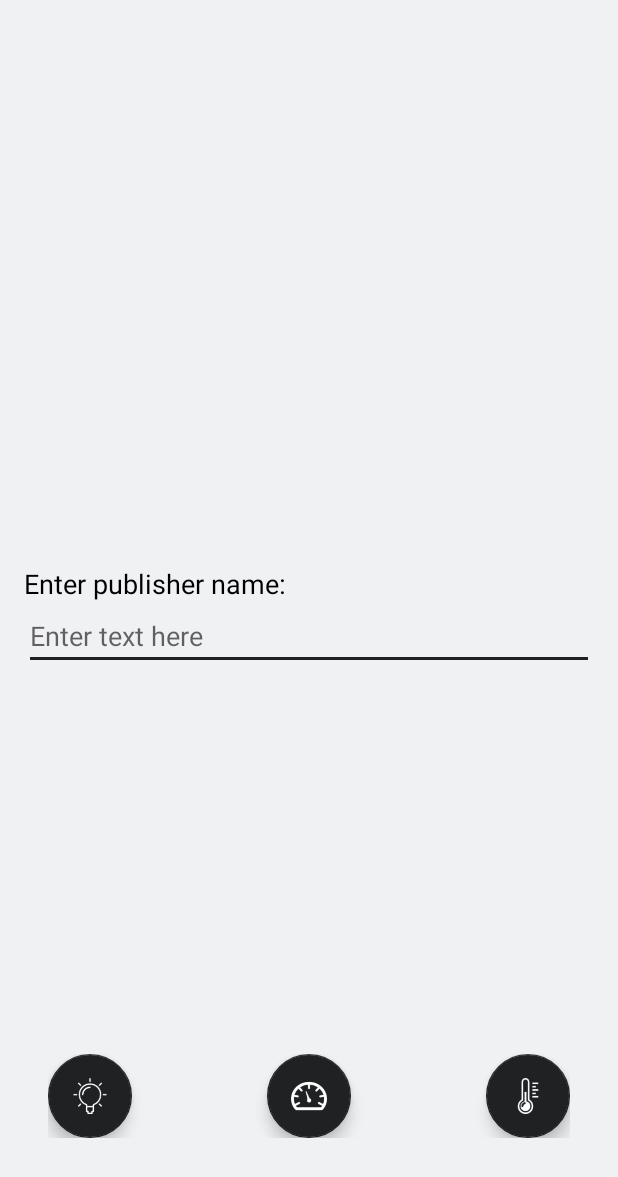
After one commit to sonpham96/Mobile-Sensors, an Android app: the layout activity_launch.xml on its own in the app's theme, with its tools: preview values and no code run, on a phone screen of 412 x 824 dp. The commit adds this screen. Shown: the top 1177 px of the screen. Run offline under Robolectric (Android 15) with nearby library versions, the phone set to English and light mode, and no system bars.

Commit message:
Modify subscriber

```diff
--- a/AMQP_subscriber/app/build.gradle
+++ b/AMQP_subscriber/app/build.gradle
@@ -24,9 +24,11 @@ dependencies {
     androidTestCompile('com.android.support.test.espresso:espresso-core:2.2.2', {
         exclude group: 'com.android.support', module: 'support-annotations'
     })
+    compile 'com.jjoe64:graphview:4.2.1'
     compile 'com.android.support:appcompat-v7:25.2.0'
     testCompile 'junit:junit:4.12'
     compile files('libs/amqp-client-4.1.0.jar')
     compile files('libs/slf4j-api-1.7.24.jar')
     compile files('libs/slf4j-simple-1.7.24.jar')
+    compile 'com.android.support:design:25.2.0'
 }
--- /dev/null
+++ b/AMQP_subscriber/app/src/main/res/layout/activity_launch.xml
@@ -0,0 +1,88 @@
+<?xml version="1.0" encoding="utf-8"?>
+<RelativeLayout xmlns:android="http://schemas.android.com/apk/res/android"
+              xmlns:app="http://schemas.android.com/apk/res-auto"
+              xmlns:tools="http://schemas.android.com/tools"
+              android:id="@+id/activity_main"
+              android:layout_width="match_parent"
+              android:layout_height="match_parent"
+              android:orientation="vertical"
+              android:paddingBottom="@dimen/activity_vertical_margin"
+              android:paddingLeft="@dimen/activity_horizontal_margin"
+              android:paddingRight="@dimen/activity_horizontal_margin"
+              android:paddingTop="@dimen/activity_vertical_margin"
+                android:background="@color/background"
+              tools:context="com.sonpham.amqp_subscriber.MainActivity">
+
+
+    <LinearLayout
+        android:orientation="vertical"
+        android:layout_width="match_parent"
+        android:layout_height="wrap_content"
+        android:layout_centerInParent="true">
+
+
+        <TextView
+            android:id="@+id/tv_publisherName"
+            android:layout_width="match_parent"
+            android:layout_height="wrap_content"
+            android:text="Enter publisher name:"
+            android:textSize="18sp"
+            tools:textColor="@android:color/black" />
+
+        <EditText
+            android:id="@+id/et_publisherName"
+            android:layout_width="match_parent"
+            android:layout_height="wrap_content"
+            android:ems="10"
+            android:hint="Enter text here"
+            android:text=""
+            android:layout_weight="10.83"/>
+
+    </LinearLayout>
+
+
+    <RelativeLayout
+        android:orientation="horizontal"
+        android:layout_width="match_parent"
+        android:layout_height="wrap_content"
+        android:paddingBottom="@dimen/activity_horizontal_margin"
+        android:paddingTop="@dimen/activity_horizontal_margin"
+        android:paddingRight="@dimen/activity_vertical_margin"
+        android:paddingLeft="@dimen/activity_vertical_margin"
+        android:layout_marginBottom="33dp"
+        android:layout_alignParentBottom="true"
+        android:layout_alignParentStart="true">
+
+
+        <android.support.design.widget.FloatingActionButton
+            android:layout_width="wrap_content"
+            android:layout_height="wrap_content"
+            android:clickable="true"
+            app:fabSize="normal"
+            app:srcCompat="@drawable/pressure_icon"
+            android:id="@+id/pressure_button"
+            android:layout_centerInParent="true"/>
+
+        <android.support.design.widget.FloatingActionButton
+            android:id="@+id/temp_button"
+            android:layout_width="wrap_content"
+            android:layout_height="wrap_content"
+            android:layout_alignParentRight="true"
+            android:clickable="true"
+            app:backgroundTint="@color/colorAccent"
+            app:fabSize="normal"
+            app:srcCompat="@drawable/thermometer_icon"/>
+
+        <android.support.design.widget.FloatingActionButton
+            android:layout_width="wrap_content"
+            android:layout_height="wrap_content"
+            android:clickable="true"
+            app:fabSize="normal"
+            app:srcCompat="@drawable/light_bulb_icon"
+            android:id="@+id/light_button"
+            android:layout_alignParentTop="true"
+            android:layout_alignParentStart="true"/>
+    </RelativeLayout>
+
+
+</RelativeLayout>
--- a/AMQP_subscriber/app/src/main/res/values/colors.xml
+++ b/AMQP_subscriber/app/src/main/res/values/colors.xml
@@ -1,6 +1,8 @@
 <?xml version="1.0" encoding="utf-8"?>
 <resources>
-    <color name="colorPrimary">#3F51B5</color>
-    <color name="colorPrimaryDark">#303F9F</color>
-    <color name="colorAccent">#FF4081</color>
+    <color name="colorPrimary">#afc0d7</color>
+    <color name="colorPrimaryDark">#575c63</color>
+    <color name="colorAccent">#1f2122</color>
+    <color name="background">#f0f1f3</color>
+    <color name="backgroundDark">#d6dde8</color>
 </resources>
--- a/AMQP_subscriber/build.gradle
+++ b/AMQP_subscriber/build.gradle
@@ -5,7 +5,7 @@ buildscript {
         jcenter()
     }
     dependencies {
-        classpath 'com.android.tools.build:gradle:2.2.3'
+        classpath 'com.android.tools.build:gradle:2.3.0'
 
         // NOTE: Do not place your application dependencies here; they belong
         // in the individual module build.gradle files
```
Also changed, not shown: AMQP_subscriber/app/src/main/AndroidManifest.xml (+6 -4 lines), AMQP_subscriber/app/src/main/java/com/sonpham/amqp_subscriber/LaunchActivity.java (added, +53 -0 lines), AMQP_subscriber/app/src/main/java/com/sonpham/amqp_subscriber/MainActivity.java (+45 -18 lines), AMQP_subscriber/app/src/main/java/com/sonpham/amqp_subscriber/Subscriber.java (+5 -3 lines), AMQP_subscriber/app/src/main/res/layout/activity_main.xml (+14 -40 lines), AMQP_subscriber/app/src/main/res/drawable/light_bulb_icon.png (added), AMQP_subscriber/app/src/main/res/drawable/pressure_icon.png (added), AMQP_subscriber/app/src/main/res/drawable/thermometer_icon.png (added), AMQP_subscriber/gradle/wrapper/gradle-wrapper.properties.
